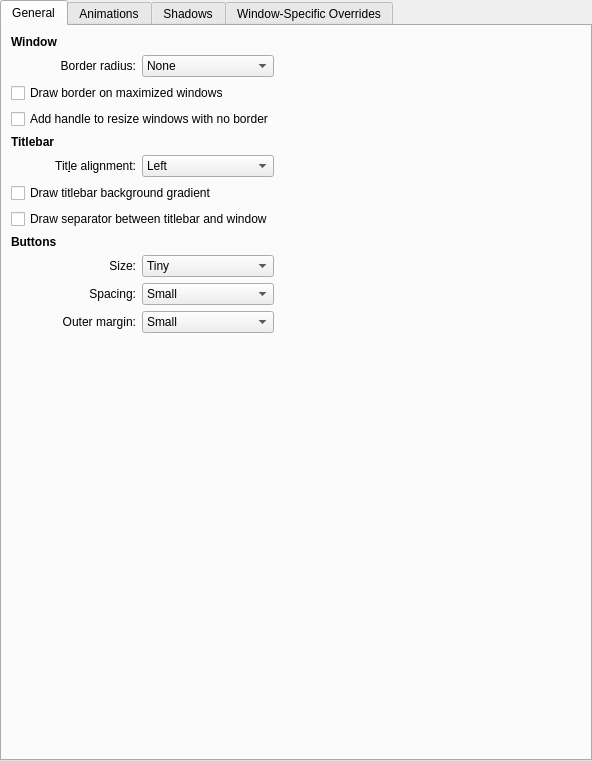
The window that kdecoration/config/ui/breezewayconfigurationui.ui (richard-kung/breezeway) describes before a commit, drawn with Qt 5.
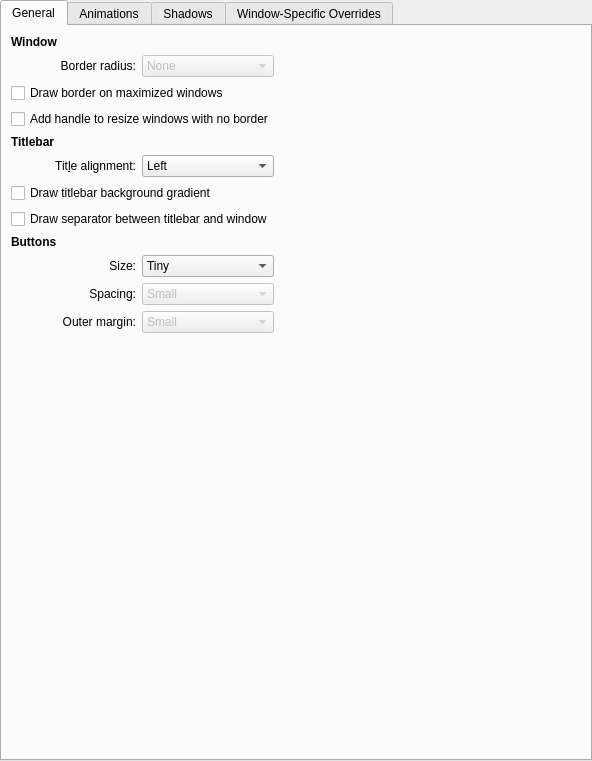
The same window after the commit. Custom widgets are drawn as their Qt base class.

Commit message: buttons of inactive windows will now gracefully adjust the background color based on the color of the titlebar

Patch:
```diff
--- a/kdecoration/config/ui/breezewayconfigurationui.ui
+++ b/kdecoration/config/ui/breezewayconfigurationui.ui
@@ -187,6 +187,9 @@
        </item>
        <item row="18" column="1">
         <widget class="QComboBox" name="buttonMargin">
+         <property name="enabled">
+          <bool>false</bool>
+         </property>
          <item>
           <property name="text">
            <string>Small</string>
@@ -213,6 +216,9 @@
        </item>
        <item row="17" column="1">
         <widget class="QComboBox" name="buttonSpacing">
+         <property name="enabled">
+          <bool>false</bool>
+         </property>
          <item>
           <property name="text">
            <string>Small</string>
@@ -232,6 +238,9 @@
        </item>
        <item row="1" column="1">
         <widget class="QComboBox" name="borderRadius">
+         <property name="enabled">
+          <bool>false</bool>
+         </property>
          <item>
           <property name="text">
            <string>None</string>
```
Left out of the diff: 3 changed lines with no effect on the pictures. The commit also changes 2 other files.
